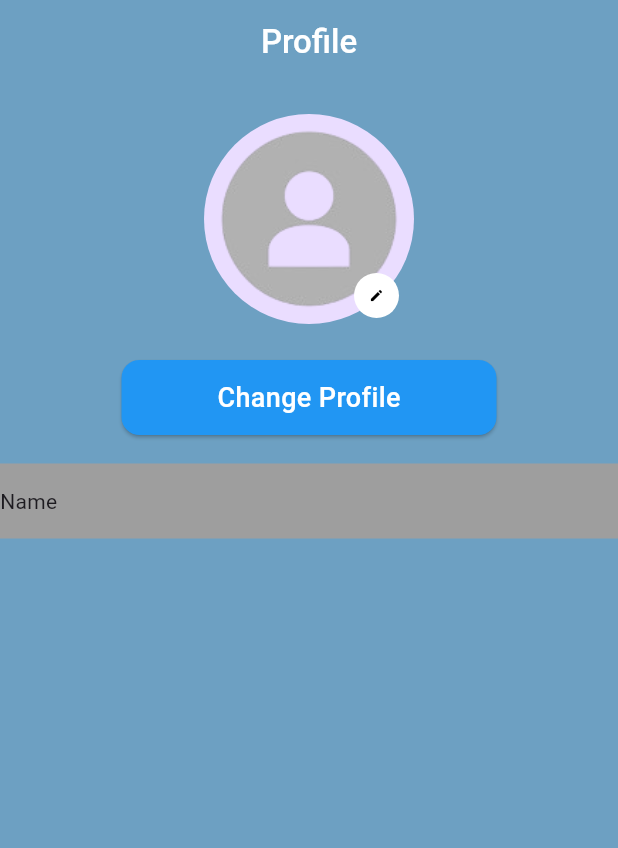
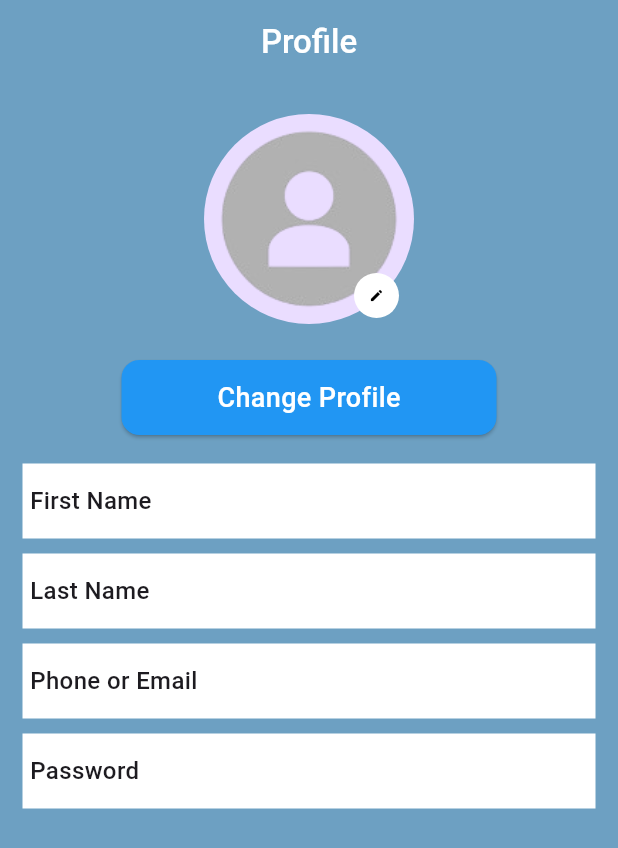
Before and after one commit to fahimshahariar09/laundry_app, a Flutter app: the screen it shows after launch, on a phone screen of 412 x 824 dp. Shown: the top 848 px of the screen. Run offline on Flutter 3.47's test engine with Material 3 defaults, Android fonts, the phone set to English and light mode, and no system bars; our stand-ins replace animated_notch_bottom_bar, get; missing offline and left inert: flutter_timer_countdown.

Commit message:
first commit

```diff
--- a/lib/view/screen/profile/profile_screen.dart
+++ b/lib/view/screen/profile/profile_screen.dart
@@ -15,6 +15,8 @@ class ProfileScreen extends StatelessWidget {
       ),
       body: SafeArea(
         child: Center(
+          child: Padding(
+            padding: const EdgeInsets.symmetric(horizontal: 15),
             child: Column(
               crossAxisAlignment: CrossAxisAlignment.center,
               children: [
@@ -28,7 +30,7 @@ class ProfileScreen extends StatelessWidget {
                       ),
                       radius: 70,
                     ),
-                  Positioned(
+                    const Positioned(
                         right: 10,
                         bottom: 4,
                         child: CircleAvatar(
@@ -42,20 +44,89 @@ class ProfileScreen extends StatelessWidget {
                         ))
                   ],
                 ),
-              SizedBox(height: 20),
+                const SizedBox(height: 20),
                 CommonButton(
                   buttonName: "Change Profile",
                   buttonWidth: 250,
                   onTap: () {},
                 ),
-              SizedBox(height: 15),
+                const SizedBox(height: 15),
                 Container(
                   height: 50,
                   width: MediaQuery.sizeOf(context).width,
-                color: Colors.grey,
-                child: Row(
+                  color: Colors.white,
+                  child: const Row(
                     children: [
-                    Text("Name"),
+                      Padding(
+                        padding: EdgeInsets.only(left: 5),
+                        child: Text(
+                          "First Name",
+                          style: TextStyle(
+                            fontWeight: FontWeight.w500,
+                            fontSize: 16,
+                          ),
+                        ),
+                      ),
+                    ],
+                  ),
+                ),
+                const SizedBox(height: 10),
+                Container(
+                  height: 50,
+                  width: MediaQuery.sizeOf(context).width,
+                  color: Colors.white,
+                  child: const Row(
+                    children: [
+                      Padding(
+                        padding: EdgeInsets.only(left: 5),
+                        child: Text(
+                          "Last Name",
+                          style: TextStyle(
+                            fontWeight: FontWeight.w500,
+                            fontSize: 16,
+                          ),
+                        ),
+                      ),
+                    ],
+                  ),
+                ),
+                const SizedBox(height: 10),
+                Container(
+                  height: 50,
+                  width: MediaQuery.sizeOf(context).width,
+                  color: Colors.white,
+                  child: const Row(
+                    children: [
+                      Padding(
+                        padding: EdgeInsets.only(left: 5),
+                        child: Text(
+                          "Phone or Email",
+                          style: TextStyle(
+                            fontWeight: FontWeight.w500,
+                            fontSize: 16,
+                          ),
+                        ),
+                      ),
+                    ],
+                  ),
+                ),
+                const SizedBox(height: 10),
+                Container(
+                  height: 50,
+                  width: MediaQuery.sizeOf(context).width,
+                  color: Colors.white,
+                  child: const Row(
+                    children: [
+                      Padding(
+                        padding: EdgeInsets.only(left: 5),
+                        child: Text(
+                          "Password",
+                          style: TextStyle(
+                            fontWeight: FontWeight.w500,
+                            fontSize: 16,
+                          ),
+                        ),
+                      ),
                     ],
                   ),
                 )
@@ -63,6 +134,7 @@ class ProfileScreen extends StatelessWidget {
             ),
           ),
         ),
+      ),
     );
   }
 }
```
Lines whose indentation alone changed are shown as unchanged.
